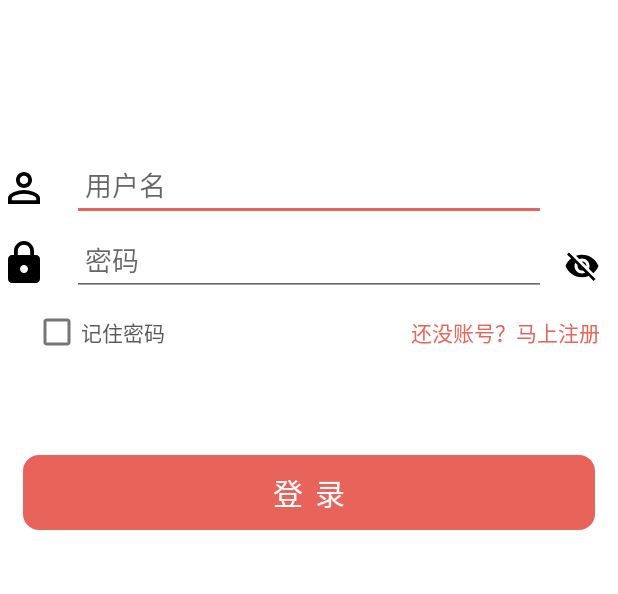
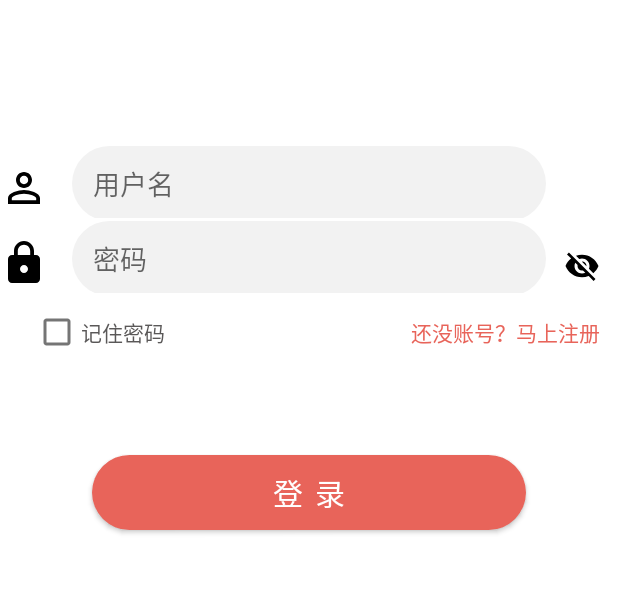
Before and after one commit to sushi11111/ClassroomCheck-inSystem, an Android app: the screen it shows after launch (LoginActivity), on a phone screen of 412 x 824 dp, the part 301-895 px from its top. Run offline under Robolectric (Android 15) with nearby library versions, the light colour scheme and no system bars.

Commit message:
界面优化1.7.1

```diff
--- a/app/src/main/res/drawable/btn_shape.xml
+++ /dev/null
@@ -1,12 +0,0 @@
-<?xml version="1.0" encoding="utf-8"?>
-<shape xmlns:android="http://schemas.android.com/apk/res/android"
-    android:shape="rectangle">
-
-    <!-- 空心长方形 -->
-    <stroke
-        android:width="1dp"
-        android:color="@color/gray" />
-    <!-- 设置弧度 -->
-    <corners android:radius="10dp" />
-
-</shape>
--- /dev/null
+++ b/app/src/main/res/drawable/button_rounded_bg.xml
@@ -0,0 +1,5 @@
+<?xml version="1.0" encoding="utf-8"?>
+<shape xmlns:android="http://schemas.android.com/apk/res/android">
+    <solid android:color="#8d4bbb" /> <!-- 设置背景色为浅灰色 -->
+    <corners android:radius="50dp" /> <!-- 设置圆角半径为8dp -->
+</shape>
--- /dev/null
+++ b/app/src/main/res/drawable/rounded_edittext_bg.xml
@@ -0,0 +1,5 @@
+<?xml version="1.0" encoding="utf-8"?>
+<shape xmlns:android="http://schemas.android.com/apk/res/android">
+    <solid android:color="#F2F2F2" /> <!-- 设置背景色为浅灰色 -->
+    <corners android:radius="50dp" /> <!-- 设置圆角半径为8dp -->
+</shape>
--- a/app/src/main/res/layout/activity_login.xml
+++ b/app/src/main/res/layout/activity_login.xml
@@ -35,15 +35,16 @@
         <EditText
             android:id="@+id/et_account"
             android:layout_width="match_parent"
-            android:layout_height="wrap_content"
+            android:layout_height="50dp"
             android:layout_marginBottom="-2dp"
             android:layout_alignParentBottom="true"
             android:layout_gravity="center"
             android:inputType="text"
-            android:hint=" 用户名"
+            android:hint="   用户名"
             android:layout_marginStart="48dp"
             android:layout_marginEnd="48dp"
-            android:maxLines="1"/>
+            android:maxLines="1"
+            android:background="@drawable/rounded_edittext_bg"/>
     </RelativeLayout>
 
     <RelativeLayout
@@ -58,15 +59,16 @@
         <EditText
             android:id="@+id/et_pwd"
             android:layout_width="match_parent"
-            android:layout_height="wrap_content"
+            android:layout_height="50dp"
             android:layout_marginBottom="-2dp"
             android:layout_alignParentBottom="true"
             android:layout_gravity="center"
             android:inputType="textPassword"
-            android:hint=" 密码"
+            android:hint="   密码"
             android:layout_marginStart="48dp"
             android:layout_marginEnd="48dp"
-            android:maxLines="1"/>
+            android:maxLines="1"
+            android:background="@drawable/rounded_edittext_bg"/>
         <ImageView
             android:id="@+id/iv_pwd_switch"
             android:layout_width="24dp"
@@ -107,6 +109,8 @@
     <RelativeLayout
         android:layout_width="match_parent"
         android:layout_height="wrap_content"
+        android:paddingLeft="46dp"
+        android:paddingRight="46dp"
         android:layout_weight="1"
         android:layout_marginBottom="32dp"
         >
@@ -115,14 +119,12 @@
             android:text="登 录"
             android:textColor="@android:color/background_light"
             android:textSize="20dp"
-            android:backgroundTint="#5AE8CC"
-            android:background="@drawable/btn_shape"
-
+            android:background="@drawable/button_rounded_bg"
             android:layout_marginTop="60dp"
             android:layout_marginEnd="15dp"
             android:layout_marginStart="15dp"
             android:layout_alignParentTop="true"
-            android:layout_width="match_parent"
+            android:layout_width="389dp"
             android:layout_height="wrap_content"
             />
     </RelativeLayout>
--- a/app/src/main/res/layout/activity_signup.xml
+++ b/app/src/main/res/layout/activity_signup.xml
@@ -139,8 +139,7 @@
             android:textColor="@android:color/background_light"
             android:textSize="20dp"
             android:backgroundTint="#E8645A"
-            android:background="@drawable/btn_shape"
-
+            android:background="@drawable/button_rounded_bg"
             android:layout_marginTop="40dp"
             android:layout_marginEnd="15dp"
             android:layout_marginStart="15dp"
```
